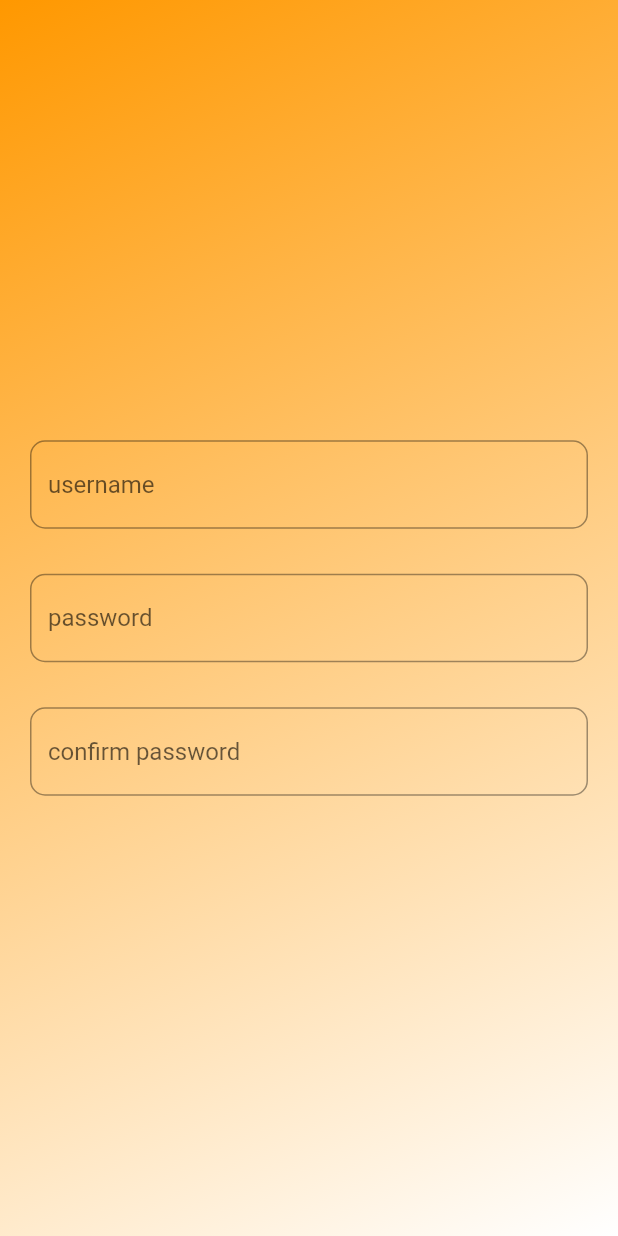
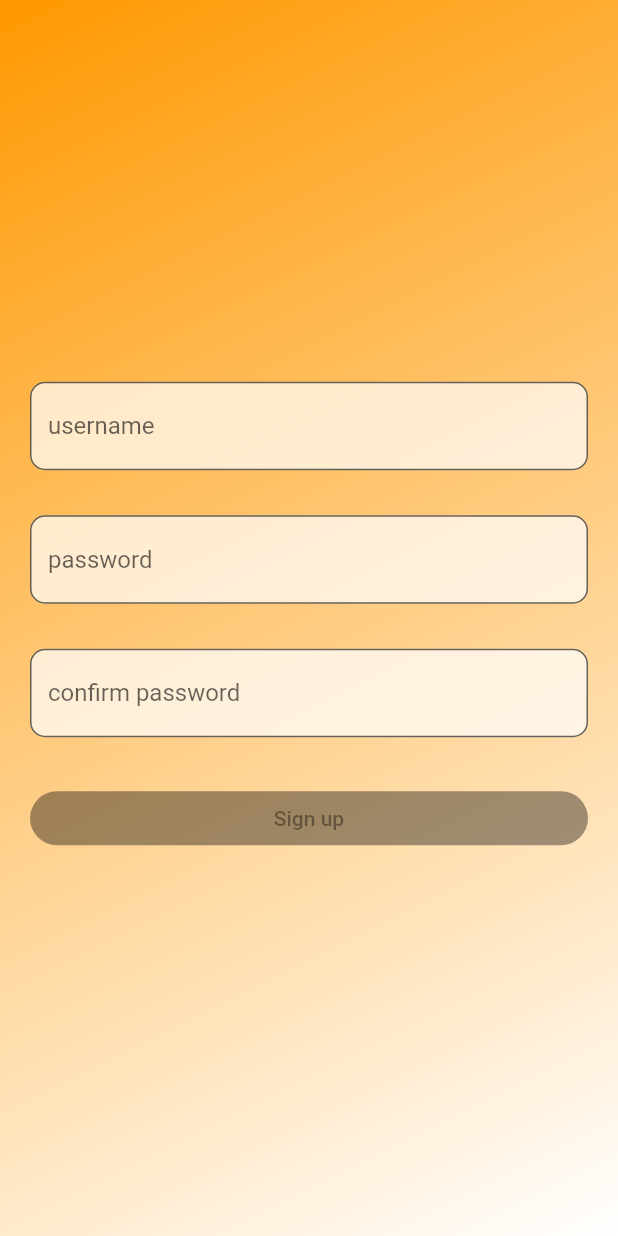
Before and after one commit to blackprogrammer234/giraffe_native, a Flutter app: the RegisterAccountPage screen opened by its route, on a phone screen of 412 x 824 dp. Run offline on Flutter 3.47's test engine with Material 2 defaults, Android fonts, the phone set to English and light mode, and no system bars; our stand-ins replace flutter_signin_button.

Commit message:
Added a sign up button

```diff
--- a/lib/CommonComponents/Rounded_Input_field.dart
+++ b/lib/CommonComponents/Rounded_Input_field.dart
@@ -25,6 +25,8 @@ class RoundedInputField extends StatelessWidget{
           onChanged: onChanged,
             decoration: new InputDecoration(
                 hintText: hintText,
+                filled: true,
+                fillColor: Colors.white70,
                 border: new OutlineInputBorder(
                     borderRadius: BorderRadius.all(Radius.circular(10.0))
                 )
--- /dev/null
+++ b/lib/Navigation/CreateAccount/Components/sign_up_button.dart
@@ -0,0 +1,37 @@
+
+import 'package:flutter/cupertino.dart';
+import 'package:flutter/material.dart';
+
+class SignUpButton extends StatelessWidget{
+
+
+  @override
+  Widget build(BuildContext context) {
+    Size size = MediaQuery.of(context).size;
+    return Container(
+        margin: EdgeInsets.symmetric(vertical: 10),
+        padding: EdgeInsets.symmetric(horizontal: 20, vertical: 5),
+        width: size.width,
+        decoration: BoxDecoration(
+          borderRadius: BorderRadius.circular(29),
+        ),
+        child: RaisedButton(
+            shape: RoundedRectangleBorder(
+                borderRadius: BorderRadius.circular(18.0),
+            ),
+          color: Colors.orange,
+          child: Text(
+            "Sign up",
+              style: TextStyle(
+                fontSize: 14.0,
+              )
+          ),
+        )
+    );
+  }
+
+
+
+
+
+}
--- a/lib/Navigation/CreateAccount/Screen/Register_Account_Page.dart
+++ b/lib/Navigation/CreateAccount/Screen/Register_Account_Page.dart
@@ -1,6 +1,7 @@
 import 'package:flutter/cupertino.dart';
 import 'package:flutter/material.dart';
 import 'package:giraffenative/CommonComponents/Rounded_Input_field.dart';
+import 'package:giraffenative/Navigation/CreateAccount/Components/sign_up_button.dart';
 
 class RegisterAccountPage extends StatefulWidget {
   @override
@@ -24,7 +25,8 @@ class _RegisterAccountPage extends State<RegisterAccountPage> {
               children: <Widget>[
                 RoundedInputField(hintText: "username", onChanged: (value) {}),
                 RoundedInputField(hintText: "password", onChanged: (value) {}),
-                RoundedInputField(hintText: "confirm password", onChanged: (value) {})
+                RoundedInputField(hintText: "confirm password", onChanged: (value) {}),
+                SignUpButton()
               ],
             )
         ));
```
